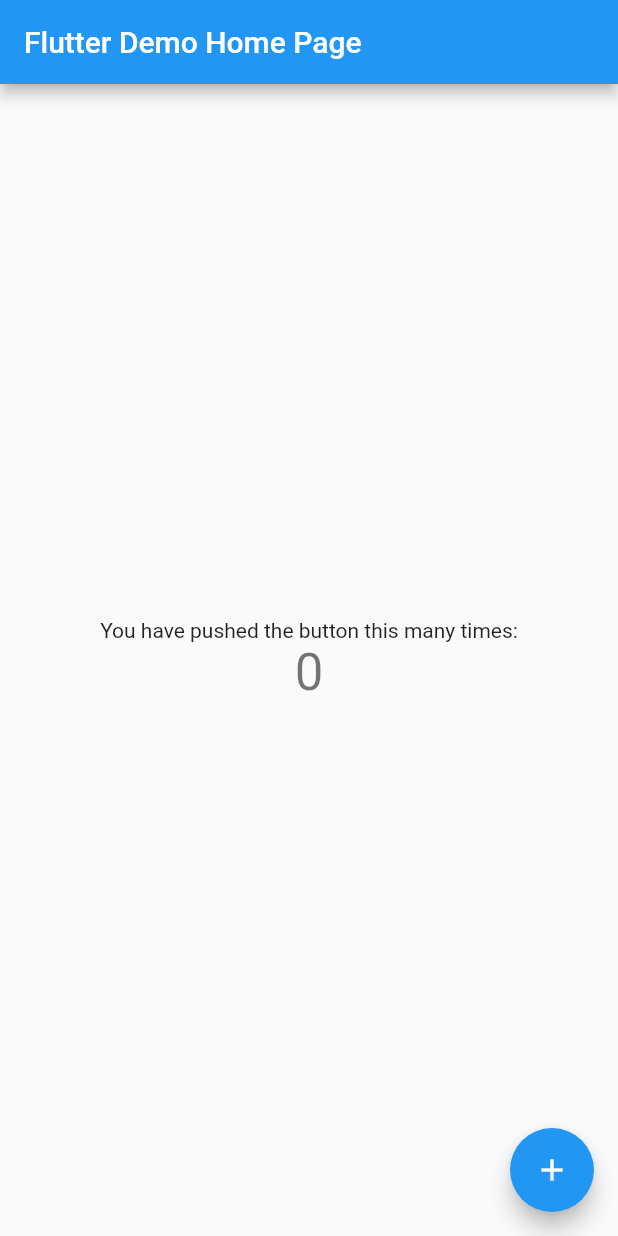
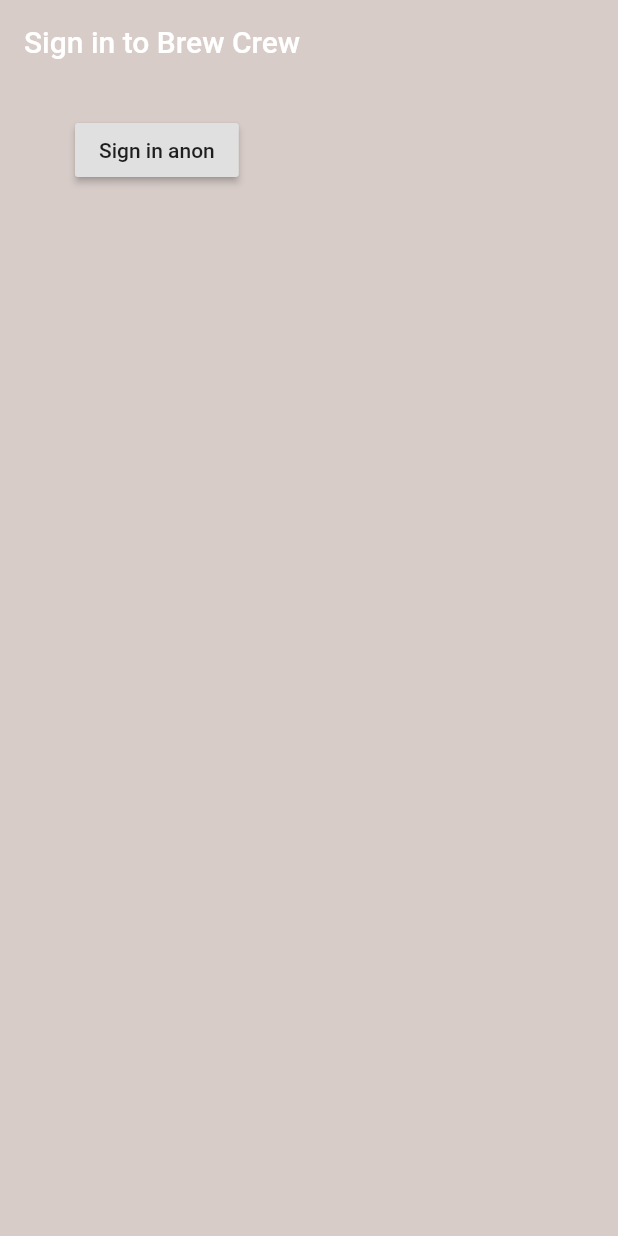
Before and after one commit to TuanAnhIT356/brew_crew, a Flutter app: the screen it shows after launch, on a phone screen of 412 x 824 dp. Run offline on Flutter 3.47's test engine with Material 2 defaults, Android fonts, the phone set to English and light mode, and no system bars; our stand-ins replace firebase_auth; accounts and stored records are empty.

Commit message:
update gitignore

```diff
--- a/lib/main.dart
+++ b/lib/main.dart
@@ -1,4 +1,8 @@
+import 'package:brew_crew/models/user.dart';
+import 'package:brew_crew/screens/wrapper.dart';
+import 'package:brew_crew/services/auth.dart';
 import 'package:flutter/material.dart';
+import 'package:provider/provider.dart';
 
 void main() {
   runApp(MyApp());
@@ -8,110 +12,11 @@ class MyApp extends StatelessWidget {
   // This widget is the root of your application.
   @override
   Widget build(BuildContext context) {
-    return MaterialApp(
-      title: 'Flutter Demo',
-      theme: ThemeData(
-        // This is the theme of your application.
-        //
-        // Try running your application with "flutter run". You'll see the
-        // application has a blue toolbar. Then, without quitting the app, try
-        // changing the primarySwatch below to Colors.green and then invoke
-        // "hot reload" (press "r" in the console where you ran "flutter run",
-        // or simply save your changes to "hot reload" in a Flutter IDE).
-        // Notice that the counter didn't reset back to zero; the application
-        // is not restarted.
-        primarySwatch: Colors.blue,
-        // This makes the visual density adapt to the platform that you run
-        // the app on. For desktop platforms, the controls will be smaller and
-        // closer together (more dense) than on mobile platforms.
-        visualDensity: VisualDensity.adaptivePlatformDensity,
+    return StreamProvider<User>.value(
+      value: AuthService().user,
+      child: MaterialApp(
+        home: Wrapper(),
       ),
-      home: MyHomePage(title: 'Flutter Demo Home Page'),
     );
   }
 }
-
-class MyHomePage extends StatefulWidget {
-  MyHomePage({Key key, this.title}) : super(key: key);
-
-  // This widget is the home page of your application. It is stateful, meaning
-  // that it has a State object (defined below) that contains fields that affect
-  // how it looks.
-
-  // This class is the configuration for the state. It holds the values (in this
-  // case the title) provided by the parent (in this case the App widget) and
-  // used by the build method of the State. Fields in a Widget subclass are
-  // always marked "final".
-
-  final String title;
-
-  @override
-  _MyHomePageState createState() => _MyHomePageState();
-}
-
-class _MyHomePageState extends State<MyHomePage> {
-  int _counter = 0;
-
-  void _incrementCounter() {
-    setState(() {
-      // This call to setState tells the Flutter framework that something has
-      // changed in this State, which causes it to rerun the build method below
-      // so that the display can reflect the updated values. If we changed
-      // _counter without calling setState(), then the build method would not be
-      // called again, and so nothing would appear to happen.
-      _counter++;
-    });
-  }
-
-  @override
-  Widget build(BuildContext context) {
-    // This method is rerun every time setState is called, for instance as done
-    // by the _incrementCounter method above.
-    //
-    // The Flutter framework has been optimized to make rerunning build methods
-    // fast, so that you can just rebuild anything that needs updating rather
-    // than having to individually change instances of widgets.
-    return Scaffold(
-      appBar: AppBar(
-        // Here we take the value from the MyHomePage object that was created by
-        // the App.build method, and use it to set our appbar title.
-        title: Text(widget.title),
-      ),
-      body: Center(
-        // Center is a layout widget. It takes a single child and positions it
-        // in the middle of the parent.
-        child: Column(
-          // Column is also a layout widget. It takes a list of children and
-          // arranges them vertically. By default, it sizes itself to fit its
-          // children horizontally, and tries to be as tall as its parent.
-          //
-          // Invoke "debug painting" (press "p" in the console, choose the
-          // "Toggle Debug Paint" action from the Flutter Inspector in Android
-          // Studio, or the "Toggle Debug Paint" command in Visual Studio Code)
-          // to see the wireframe for each widget.
-          //
-          // Column has various properties to control how it sizes itself and
-          // how it positions its children. Here we use mainAxisAlignment to
-          // center the children vertically; the main axis here is the vertical
-          // axis because Columns are vertical (the cross axis would be
-          // horizontal).
-          mainAxisAlignment: MainAxisAlignment.center,
-          children: <Widget>[
-            Text(
-              'You have pushed the button this many times:',
-            ),
-            Text(
-              '$_counter',
-              style: Theme.of(context).textTheme.headline4,
-            ),
-          ],
-        ),
-      ),
-      floatingActionButton: FloatingActionButton(
-        onPressed: _incrementCounter,
-        tooltip: 'Increment',
-        child: Icon(Icons.add),
-      ), // This trailing comma makes auto-formatting nicer for build methods.
-    );
-  }
-}
--- /dev/null
+++ b/lib/models/user.dart
@@ -0,0 +1,6 @@
+class User {
+  final String uid;
+
+  User({this.uid});
+
+}
--- /dev/null
+++ b/lib/screens/authenticate/authenticate.dart
@@ -0,0 +1,18 @@
+import 'package:brew_crew/screens/authenticate/sign_in.dart';
+import 'package:flutter/material.dart';
+
+class Authenticate extends StatefulWidget {
+
+  @override
+  _AuthenticateState createState() => _AuthenticateState();
+
+}
+
+class _AuthenticateState extends State<Authenticate> {
+  @override
+  Widget build(BuildContext context) {
+    return Container(
+      child: SignIn(),
+    );
+  }
+}
--- /dev/null
+++ b/lib/screens/authenticate/sign_in.dart
@@ -0,0 +1,41 @@
+import 'package:brew_crew/services/auth.dart';
+import 'package:flutter/material.dart';
+
+class SignIn extends StatefulWidget {
+
+  @override
+  _SignInState createState() => _SignInState();
+
+}
+
+class _SignInState extends State<SignIn> {
+
+  final AuthService _auth = AuthService();
+
+  @override
+  Widget build(BuildContext context) {
+    return Scaffold(
+      backgroundColor: Colors.brown[100],
+      appBar: AppBar(
+        backgroundColor: Colors.brown[100],
+        elevation: 0.0,
+        title: Text('Sign in to Brew Crew'),
+      ),
+      body: Container(
+        padding: EdgeInsets.symmetric(vertical: 20.0, horizontal: 50.0),
+        child: RaisedButton(
+          child: Text('Sign in anon'),
+          onPressed: () async {
+            dynamic result = await _auth.signInAnon();
+            if(result == null) {
+              print('error signing in');
+            } else {
+              print('signed in');
+              print(result.uid);
+            }
+          },
+        ),
+      ),
+    );
+  }
+}
--- /dev/null
+++ b/lib/screens/wrapper.dart
@@ -0,0 +1,21 @@
+import 'package:brew_crew/models/user.dart';
+import 'package:brew_crew/screens/authenticate/authenticate.dart';
+import 'package:brew_crew/screens/home/home.dart';
+import 'package:flutter/material.dart';
+import 'package:provider/provider.dart';
+
+class Wrapper extends StatelessWidget {
+
+  @override
+  Widget build(BuildContext context) {
+    final user = Provider.of<User>(context);
+    print(user);
+    //return either Home or Authenticate widget
+    if(user == null){
+      return Authenticate();
+    } else {
+      return Home();
+    }
+  }
+
+}
--- a/pubspec.yaml
+++ b/pubspec.yaml
@@ -29,6 +29,8 @@ dependencies:
   # Use with the CupertinoIcons class for iOS style icons.
   cupertino_icons: ^0.1.3
   firebase_auth: ^0.16.1
+  cloud_firestore: ^0.13.7
+  provider: ^4.1.3
 
 dev_dependencies:
   flutter_test:
```
Also changed, not shown: lib/screens/home/home.dart (added, +35 -0 lines), lib/services/auth.dart (added, +43 -0 lines).
